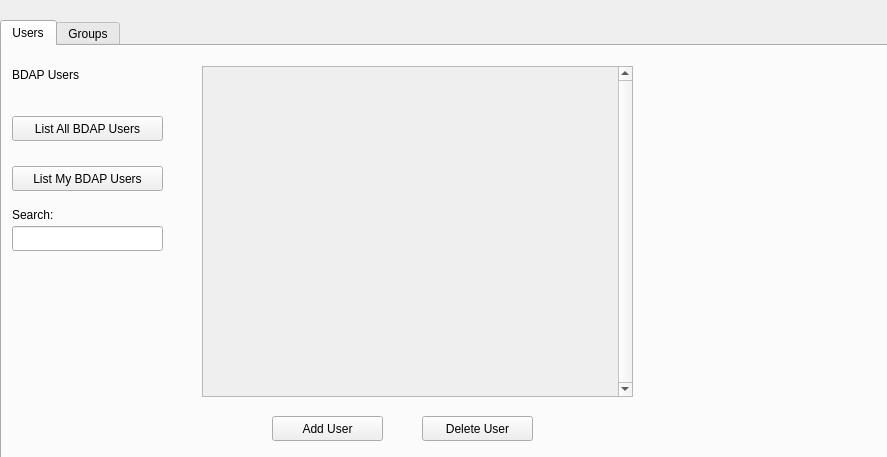
duality-solutions/Dynamic, file src/qt/forms/bdappage.ui: the form before one commit.
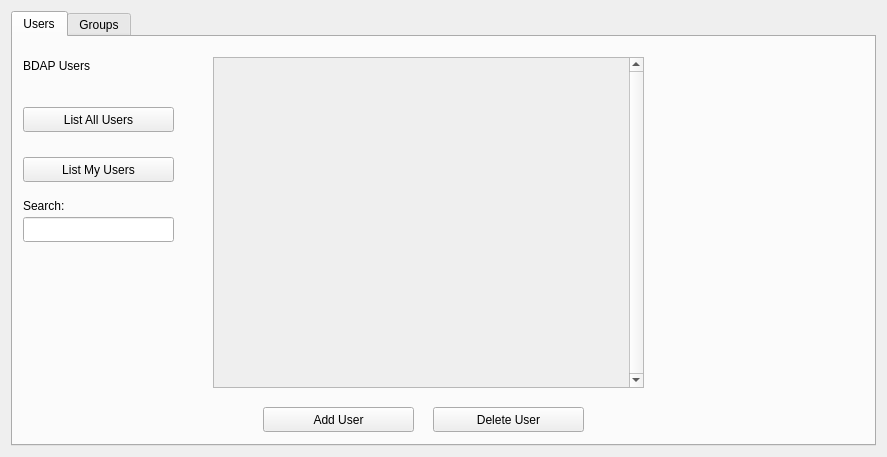
The form after the commit. Icons and pictures are not drawn.

Commit message: Add BDAP AddUser modal, button event handlers and css

The edit to the form file:
```diff
--- a/src/qt/forms/bdappage.ui
+++ b/src/qt/forms/bdappage.ui
@@ -13,18 +13,15 @@
   <property name="windowTitle">
    <string>Form</string>
   </property>
+  <layout class="QHBoxLayout" name="horizontalLayout">
+   <item>
   <widget class="QTabWidget" name="tabWidget">
-   <property name="geometry">
-    <rect>
-     <x>0</x>
-     <y>20</y>
-     <width>891</width>
-     <height>441</height>
-    </rect>
-   </property>
    <property name="accessibleDescription">
     <string/>
    </property>
+     <property name="styleSheet">
+      <string notr="true"/>
+     </property>
    <property name="currentIndex">
     <number>0</number>
    </property>
@@ -42,7 +39,7 @@
       </rect>
      </property>
      <property name="text">
-      <string>List All BDAP Users</string>
+        <string>List All Users</string>
      </property>
     </widget>
     <widget class="QLabel" name="label_Users">
@@ -54,6 +51,9 @@
        <height>17</height>
       </rect>
      </property>
+       <property name="styleSheet">
+        <string notr="true"/>
+       </property>
      <property name="text">
       <string>BDAP Users</string>
      </property>
@@ -68,7 +68,7 @@
       </rect>
      </property>
      <property name="text">
-      <string>List My BDAP Users</string>
+        <string>List My Users</string>
      </property>
     </widget>
     <widget class="QLineEdit" name="lineEdit_UserSearch">
@@ -97,9 +97,9 @@
     <widget class="QPushButton" name="addUser">
      <property name="geometry">
       <rect>
-       <x>270</x>
+         <x>250</x>
        <y>370</y>
-       <width>111</width>
+         <width>151</width>
        <height>25</height>
       </rect>
      </property>
@@ -122,7 +122,7 @@
       <rect>
        <x>420</x>
        <y>370</y>
-       <width>111</width>
+         <width>151</width>
        <height>25</height>
       </rect>
      </property>
@@ -149,9 +149,18 @@
        <height>331</height>
       </rect>
      </property>
+       <property name="sizePolicy">
+        <sizepolicy hsizetype="Expanding" vsizetype="Expanding">
+         <horstretch>0</horstretch>
+         <verstretch>0</verstretch>
+        </sizepolicy>
+       </property>
      <property name="verticalScrollBarPolicy">
       <enum>Qt::ScrollBarAlwaysOn</enum>
      </property>
+       <property name="sizeAdjustPolicy">
+        <enum>QAbstractScrollArea::AdjustIgnored</enum>
+       </property>
      <property name="widgetResizable">
       <bool>true</bool>
      </property>
@@ -305,8 +314,35 @@
       <bool>false</bool>
      </property>
     </widget>
-   </widget>
-  </widget>
+      <widget class="QWidget" name="horizontalLayoutWidget">
+       <property name="geometry">
+        <rect>
+         <x>649</x>
+         <y>10</y>
+         <width>211</width>
+         <height>391</height>
+        </rect>
+       </property>
+       <layout class="QHBoxLayout" name="horizontalLayout_2">
+        <item>
+         <spacer name="horizontalSpacer_2">
+          <property name="orientation">
+           <enum>Qt::Horizontal</enum>
+          </property>
+          <property name="sizeHint" stdset="0">
+           <size>
+            <width>40</width>
+            <height>20</height>
+           </size>
+          </property>
+         </spacer>
+        </item>
+       </layout>
+      </widget>
+     </widget>
+    </widget>
+   </item>
+  </layout>
  </widget>
  <resources>
   <include location="../dynamic.qrc"/>
```
Left out of the diff: 45 changed lines with no effect on the pictures. Lines whose indentation alone changed are shown as unchanged. The commit also changes 7 other files.
